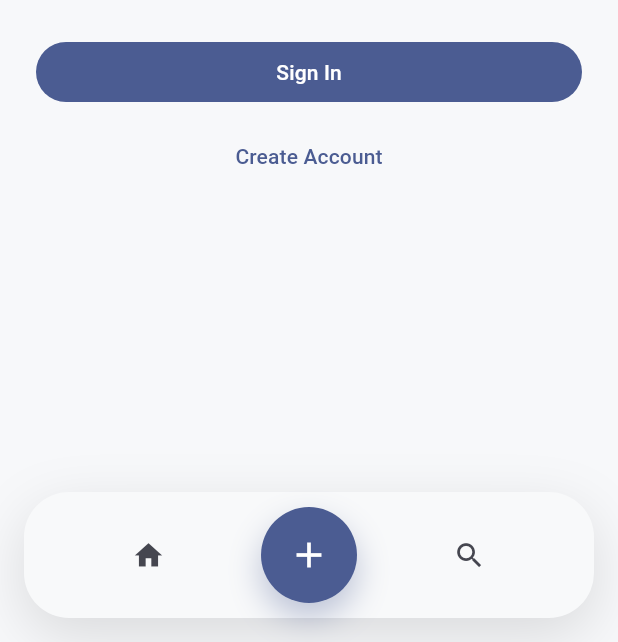
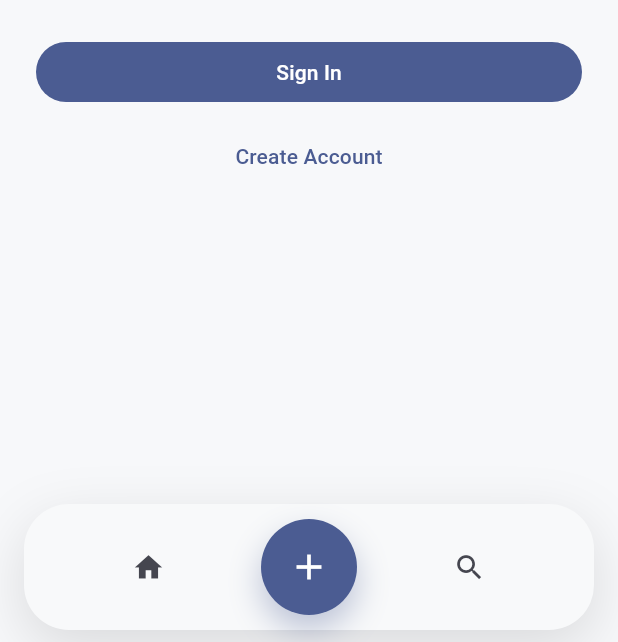
Before and after one commit to ri3r/book_swap_marketplace, a Flutter app: the screen it shows after launch, item 2 of the bottom bar chosen, on a phone screen of 412 x 824 dp, the part 594-1236 px from its top. Run offline on Flutter 3.47's test engine with Material 3 defaults, Android fonts, the phone set to English and light mode, and no system bars; our stand-ins replace cached_network_image, cloud_firestore, firebase_auth, firebase_core, flutter_riverpod, go_router and 1 more; accounts and stored records are empty; network calls fail.

Commit message:
bottom button bar padding changes

```diff
--- a/lib/screens/home_screen.dart
+++ b/lib/screens/home_screen.dart
@@ -397,7 +397,7 @@ class HomeScreen extends ConsumerWidget {
       ),
       bottomNavigationBar: SafeArea(
         child: Padding(
-          padding: const EdgeInsets.fromLTRB(16, 0, 16, 16),
+          padding: const EdgeInsets.fromLTRB(16, 8, 16, 8),
           child: Container(
             height: 84,
             padding: const EdgeInsets.symmetric(vertical: 10, horizontal: 14),
```
